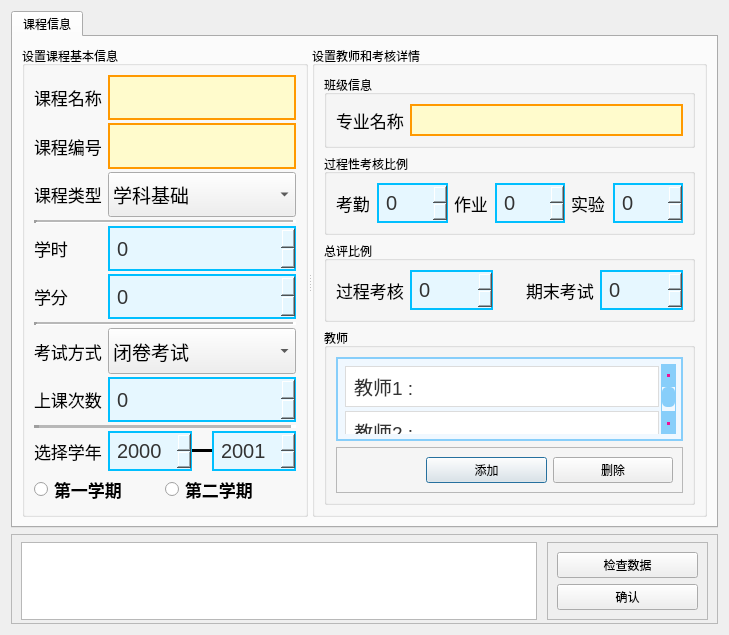
This is newfiledialog.ui in GanYv123/DataProcessing as Qt 5 draws it before an edit. The edited form follows.
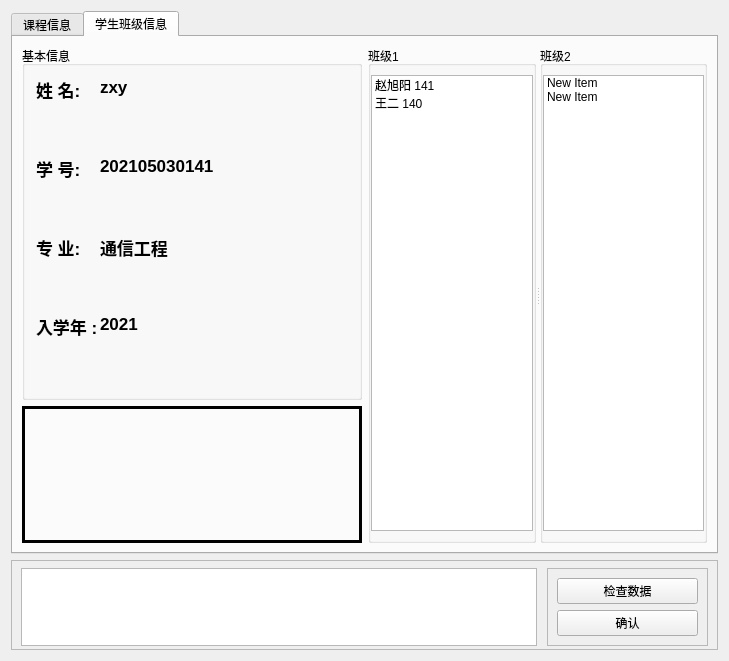
This is the edited form. The open tabs and pages were chosen to show the change. Icons and pictures are not drawn.

Commit message: 创建了 学生信息导入的 ui界面 暂未实现 通过文件和数据库批量导入学生信息 课程信息模板创建已实现 通过信号和槽 传入到finsheet表中

Diff of the .ui file:
```diff
--- a/newfiledialog.ui
+++ b/newfiledialog.ui
@@ -7,7 +7,7 @@
     <x>0</x>
     <y>0</y>
     <width>729</width>
-    <height>579</height>
+    <height>635</height>
    </rect>
   </property>
   <property name="windowTitle">
@@ -268,6 +268,9 @@
     color: #333333; /* 深色字体 */
 }</string>
              </property>
+             <property name="singleStep">
+              <number>2</number>
+             </property>
              <property name="stepType">
               <enum>QAbstractSpinBox::DefaultStepType</enum>
              </property>
@@ -527,6 +530,9 @@
                <property name="minimum">
                 <number>2000</number>
                </property>
+               <property name="maximum">
+                <number>9999</number>
+               </property>
               </widget>
              </item>
              <item>
@@ -585,27 +591,15 @@
                <property name="minimum">
                 <number>2001</number>
                </property>
+               <property name="maximum">
+                <number>9999</number>
+               </property>
               </widget>
              </item>
             </layout>
            </item>
            <item row="13" column="0" colspan="2">
-            <layout class="QHBoxLayout" name="horizontalLayout_6" stretch="2,2">
-             <item>
-              <widget class="QRadioButton" name="radioButton_2">
-               <property name="font">
-                <font>
-                 <pointsize>13</pointsize>
-                 <bold>true</bold>
-                 <underline>false</underline>
-                 <strikeout>false</strikeout>
-                </font>
-               </property>
-               <property name="text">
-                <string>第一学期</string>
-               </property>
-              </widget>
-             </item>
+            <layout class="QHBoxLayout" name="horizontalLayout_6" stretch="0,0">
              <item>
               <widget class="QRadioButton" name="radioButton">
                <property name="font">
@@ -617,6 +611,24 @@
                 </font>
                </property>
                <property name="text">
+                <string>第一学期</string>
+               </property>
+               <property name="checked">
+                <bool>true</bool>
+               </property>
+              </widget>
+             </item>
+             <item>
+              <widget class="QRadioButton" name="radioButton_2">
+               <property name="font">
+                <font>
+                 <pointsize>13</pointsize>
+                 <bold>true</bold>
+                 <underline>false</underline>
+                 <strikeout>false</strikeout>
+                </font>
+               </property>
+               <property name="text">
                 <string>第二学期</string>
                </property>
               </widget>
@@ -672,6 +684,88 @@
                 </property>
                </widget>
               </item>
+              <item row="1" column="0">
+               <widget class="QLabel" name="label_15">
+                <property name="font">
+                 <font>
+                  <pointsize>10</pointsize>
+                 </font>
+                </property>
+                <property name="text">
+                 <string>缺勤扣分%xx</string>
+                </property>
+               </widget>
+              </item>
+              <item row="1" column="1">
+               <widget class="QSlider" name="horizontalSlider">
+                <property name="styleSheet">
+                 <string notr="true">QSlider::groove:horizontal {
+    border: 1px solid #999999;
+    background: #d3d3d3;
+    height: 8px;
+    border-radius: 4px;
+}
+
+QSlider::handle:horizontal {
+    background: #ffffff;
+    border: 1px solid #5c5c5c;
+    width: 18px;
+    height: 18px;
+    border-radius: 9px;
+    margin: -5px 0; /* 让手柄在槽内居中 */
+}
+
+QSlider::handle:horizontal:hover {
+    background: #b2b2b2;
+    border: 1px solid #999999;
+}
+
+QSlider::sub-page:horizontal {
+    background: #66ccff;
+    border: 1px solid #4da6ff;
+    height: 8px;
+    border-radius: 4px;
+}
+
+QSlider::add-page:horizontal {
+    background: #d3d3d3;
+    border: 1px solid #d3d3d3;
+    height: 8px;
+    border-radius: 4px;
+}
+
+QSlider::tick-mark {
+    background: #000000;
+}
+
+QSlider::tick-mark:horizontal {
+    width: 1px;
+    height: 8px;
+}
+
+QSlider::tick-mark:horizontal:sub-page {
+    background: #66ccff;
+}
+
+QSlider::tick-mark:horizontal:add-page {
+    background: #d3d3d3;
+}
+</string>
+                </property>
+                <property name="maximum">
+                 <number>20</number>
+                </property>
+                <property name="value">
+                 <number>6</number>
+                </property>
+                <property name="tracking">
+                 <bool>true</bool>
+                </property>
+                <property name="orientation">
+                 <enum>Qt::Horizontal</enum>
+                </property>
+               </widget>
+              </item>
              </layout>
             </widget>
            </item>
@@ -735,6 +829,9 @@
     color: #333333; /* 深色字体 */
 }</string>
                 </property>
+                <property name="maximum">
+                 <number>9</number>
+                </property>
                </widget>
               </item>
               <item>
@@ -786,6 +883,9 @@
     color: #333333; /* 深色字体 */
 }</string>
                 </property>
+                <property name="maximum">
+                 <number>9</number>
+                </property>
                </widget>
               </item>
               <item>
@@ -837,6 +937,9 @@
     color: #333333; /* 深色字体 */
 }</string>
                 </property>
+                <property name="maximum">
+                 <number>9</number>
+                </property>
                </widget>
               </item>
              </layout>
@@ -1173,6 +1276,147 @@
        </item>
       </layout>
      </widget>
+     <widget class="QWidget" name="">
+      <attribute name="title">
+       <string>学生班级信息</string>
+      </attribute>
+      <layout class="QHBoxLayout" name="horizontalLayout_7" stretch="1,1">
+       <item>
+        <layout class="QVBoxLayout" name="verticalLayout_8" stretch="5,4">
+         <item>
+          <widget class="QGroupBox" name="groupBox_9">
+           <property name="title">
+            <string>基本信息</string>
+           </property>
+           <layout class="QHBoxLayout" name="horizontalLayout_8">
+            <item>
+             <widget class="QLabel" name="label_markdown">
+              <property name="sizePolicy">
+               <sizepolicy hsizetype="Expanding" vsizetype="Expanding">
+                <horstretch>0</horstretch>
+                <verstretch>0</verstretch>
+               </sizepolicy>
+              </property>
+              <property name="font">
+               <font>
+                <pointsize>13</pointsize>
+                <bold>true</bold>
+               </font>
+              </property>
+              <property name="cursor">
+               <cursorShape>ArrowCursor</cursorShape>
+              </property>
+              <property name="layoutDirection">
+               <enum>Qt::RightToLeft</enum>
+              </property>
+              <property name="text">
+               <string>&lt;html&gt;&lt;head/&gt;&lt;body&gt;&lt;table border=&quot;0&quot; style=&quot; margin-top:0px; margin-bottom:0px; margin-left:0px; margin-right:0px;&quot; cellspacing=&quot;2&quot; cellpadding=&quot;0&quot;&gt;&lt;tr&gt;&lt;td&gt;&lt;p&gt;&lt;span style=&quot; font-weight:700;&quot;&gt;姓  名:&lt;/span&gt;&lt;/p&gt;&lt;p&gt;&lt;br/&gt;&lt;/p&gt;&lt;/td&gt;&lt;td&gt;&lt;p&gt;zxy&lt;/p&gt;&lt;/td&gt;&lt;td rowspan=&quot;4&quot;&gt;&lt;p&gt;&lt;img src=&quot;:/images/f1.ico&quot;/&gt;&lt;/p&gt;&lt;p&gt;&lt;br/&gt;&lt;/p&gt;&lt;p&gt;&lt;br/&gt;&lt;/p&gt;&lt;/td&gt;&lt;/tr&gt;&lt;tr&gt;&lt;td&gt;&lt;p&gt;&lt;span style=&quot; font-weight:700;&quot;&gt;学  号:&lt;/span&gt;&lt;/p&gt;&lt;p&gt;&lt;br/&gt;&lt;/p&gt;&lt;/td&gt;&lt;td&gt;&lt;p&gt;202105030141&lt;/p&gt;&lt;/td&gt;&lt;/tr&gt;&lt;tr&gt;&lt;td&gt;&lt;p&gt;&lt;span style=&quot; font-weight:700;&quot;&gt;专   业:&lt;/span&gt;&lt;/p&gt;&lt;p&gt;&lt;br/&gt;&lt;/p&gt;&lt;/td&gt;&lt;td&gt;&lt;p&gt;通信工程&lt;/p&gt;&lt;/td&gt;&lt;/tr&gt;&lt;tr&gt;&lt;td&gt;&lt;p&gt;&lt;span style=&quot; font-weight:700;&quot;&gt;入学年 :&lt;/span&gt;&lt;/p&gt;&lt;/td&gt;&lt;td&gt;&lt;p&gt;2021&lt;/p&gt;&lt;p&gt;&lt;br/&gt;&lt;/p&gt;&lt;/td&gt;&lt;/tr&gt;&lt;/table&gt;&lt;/body&gt;&lt;/html&gt;</string>
+              </property>
+              <property name="textFormat">
+               <enum>Qt::RichText</enum>
+              </property>
+             </widget>
+            </item>
+           </layout>
+          </widget>
+         </item>
+         <item>
+          <widget class="QWidget" name="widget_Droglabel" native="true">
+           <property name="styleSheet">
+            <string notr="true">border: 3px solid #000000;</string>
+           </property>
+           <layout class="QHBoxLayout" name="horizontalLayout_9">
+            <property name="spacing">
+             <number>0</number>
+            </property>
+            <property name="leftMargin">
+             <number>0</number>
+            </property>
+            <property name="topMargin">
+             <number>0</number>
+            </property>
+            <property name="rightMargin">
+             <number>0</number>
+            </property>
+            <property name="bottomMargin">
+             <number>0</number>
+            </property>
+           </layout>
+          </widget>
+         </item>
+        </layout>
+       </item>
+       <item>
+        <widget class="QSplitter" name="splitter_2">
+         <property name="orientation">
+          <enum>Qt::Horizontal</enum>
+         </property>
+         <widget class="QGroupBox" name="groupBox_7">
+          <property name="title">
+           <string>班级1</string>
+          </property>
+          <layout class="QVBoxLayout" name="verticalLayout_10">
+           <property name="leftMargin">
+            <number>0</number>
+           </property>
+           <property name="rightMargin">
+            <number>0</number>
+           </property>
+           <item>
+            <widget class="QListWidget" name="listWidget">
+             <item>
+              <property name="text">
+               <string>赵旭阳 141</string>
+              </property>
+              <property name="icon">
+               <iconset resource="icons.qrc">
+                <normaloff>:/images/f1.ico</normaloff>:/images/f1.ico</iconset>
+              </property>
+             </item>
+             <item>
+              <property name="text">
+               <string>王二 140</string>
+              </property>
+              <property name="icon">
+               <iconset resource="icons.qrc">
+                <normaloff>:/images/f2.ico</normaloff>:/images/f2.ico</iconset>
+              </property>
+             </item>
+            </widget>
+           </item>
+          </layout>
+         </widget>
+         <widget class="QGroupBox" name="groupBox_8">
+          <property name="title">
+           <string>班级2</string>
+          </property>
+          <layout class="QVBoxLayout" name="verticalLayout_9">
+           <property name="leftMargin">
+            <number>0</number>
+           </property>
+           <property name="rightMargin">
+            <number>0</number>
+           </property>
+           <item>
+            <widget class="QListWidget" name="listWidget_2">
+             <item>
+              <property name="text">
+               <string>New Item</string>
+              </property>
+             </item>
+             <item>
+              <property name="text">
+               <string>New Item</string>
+              </property>
+             </item>
+            </widget>
+           </item>
+          </layout>
+         </widget>
+        </widget>
+       </item>
+      </layout>
+     </widget>
     </widget>
    </item>
    <item>
```
The commit also changes 7 other files.
